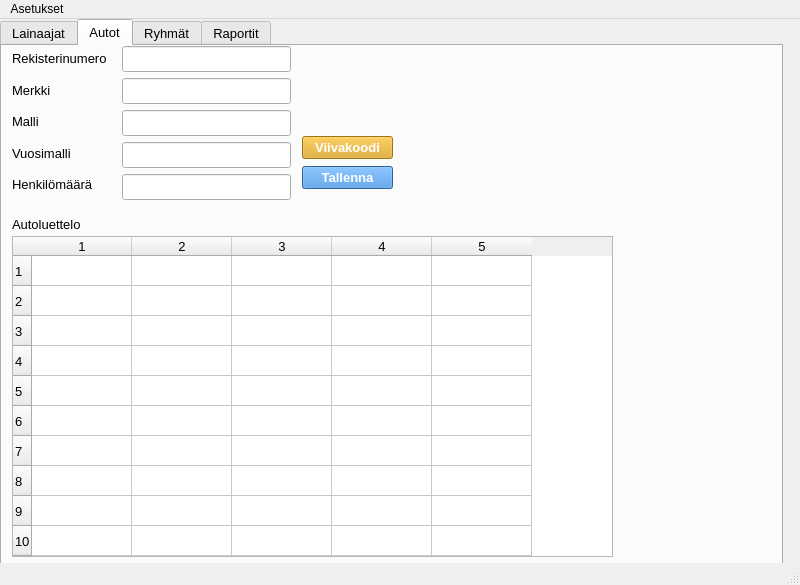
Qt form administrative.ui (Sadiqa-Khawari/Autolainaus) before a commit.
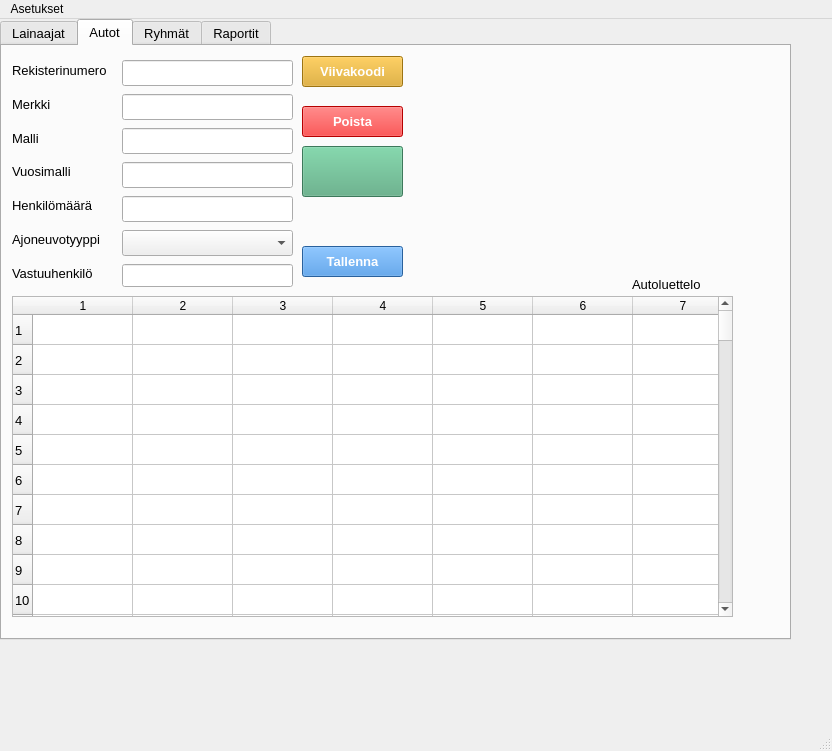
The same form after that commit. The open tabs and pages were chosen to show the change. Icons and pictures are not drawn.

Diff of the .ui file:
```diff
--- a/administrative.ui
+++ b/administrative.ui
@@ -6,8 +6,8 @@
    <rect>
     <x>0</x>
     <y>0</y>
-    <width>800</width>
-    <height>585</height>
+    <width>832</width>
+    <height>751</height>
    </rect>
   </property>
   <property name="windowTitle">
@@ -22,8 +22,8 @@
      <rect>
       <x>0</x>
       <y>0</y>
-      <width>783</width>
-      <height>551</height>
+      <width>791</width>
+      <height>621</height>
      </rect>
     </property>
     <property name="font">
@@ -278,9 +278,9 @@
       <property name="geometry">
        <rect>
         <x>10</x>
-        <y>0</y>
+        <y>10</y>
         <width>101</width>
-        <height>151</height>
+        <height>231</height>
        </rect>
       </property>
       <layout class="QVBoxLayout" name="vehicleLabelsVerticalLayout">
@@ -344,15 +344,29 @@
          </property>
         </widget>
        </item>
+       <item>
+        <widget class="QLabel" name="vehicleTypeLabel">
+         <property name="text">
+          <string>Ajoneuvotyyppi</string>
+         </property>
+        </widget>
+       </item>
+       <item>
+        <widget class="QLabel" name="vahicleOwnerLabel">
+         <property name="text">
+          <string>Vastuuhenkilö</string>
+         </property>
+        </widget>
+       </item>
       </layout>
      </widget>
      <widget class="QWidget" name="layoutWidget_2">
       <property name="geometry">
        <rect>
         <x>120</x>
-        <y>0</y>
-        <width>169</width>
-        <height>156</height>
+        <y>12</y>
+        <width>171</width>
+        <height>231</height>
        </rect>
       </property>
       <layout class="QVBoxLayout" name="vehicleInputsVerticalLayout">
@@ -363,6 +377,9 @@
            <pointsize>11</pointsize>
           </font>
          </property>
+         <property name="clearButtonEnabled">
+          <bool>true</bool>
+         </property>
         </widget>
        </item>
        <item>
@@ -372,6 +389,9 @@
            <pointsize>11</pointsize>
           </font>
          </property>
+         <property name="clearButtonEnabled">
+          <bool>true</bool>
+         </property>
         </widget>
        </item>
        <item>
@@ -381,6 +401,9 @@
            <pointsize>11</pointsize>
           </font>
          </property>
+         <property name="clearButtonEnabled">
+          <bool>true</bool>
+         </property>
         </widget>
        </item>
        <item>
@@ -390,6 +413,9 @@
            <pointsize>11</pointsize>
           </font>
          </property>
+         <property name="clearButtonEnabled">
+          <bool>true</bool>
+         </property>
         </widget>
        </item>
        <item>
@@ -399,6 +425,25 @@
            <pointsize>11</pointsize>
           </font>
          </property>
+         <property name="clearButtonEnabled">
+          <bool>true</bool>
+         </property>
+        </widget>
+       </item>
+       <item>
+        <widget class="QComboBox" name="vehicleTypeComboBox">
+         <property name="font">
+          <font>
+           <pointsize>11</pointsize>
+          </font>
+         </property>
+        </widget>
+       </item>
+       <item>
+        <widget class="QLineEdit" name="vehicleOwnerLineEdit">
+         <property name="clearButtonEnabled">
+          <bool>true</bool>
+         </property>
         </widget>
        </item>
       </layout>
@@ -407,9 +452,9 @@
       <property name="geometry">
        <rect>
         <x>300</x>
-        <y>120</y>
-        <width>91</width>
-        <height>23</height>
+        <y>200</y>
+        <width>101</width>
+        <height>31</height>
        </rect>
       </property>
       <property name="font">
@@ -433,9 +478,9 @@
       <property name="geometry">
        <rect>
         <x>300</x>
-        <y>90</y>
-        <width>91</width>
-        <height>23</height>
+        <y>10</y>
+        <width>101</width>
+        <height>31</height>
        </rect>
       </property>
       <property name="font">
@@ -459,19 +504,25 @@
       <property name="geometry">
        <rect>
         <x>10</x>
-        <y>190</y>
-        <width>601</width>
+        <y>250</y>
+        <width>721</width>
         <height>321</height>
        </rect>
       </property>
       <property name="cursor" stdset="0">
-       <cursorShape>ForbiddenCursor</cursorShape>
+       <cursorShape>ArrowCursor</cursorShape>
+      </property>
+      <property name="verticalScrollBarPolicy">
+       <enum>Qt::ScrollBarPolicy::ScrollBarAsNeeded</enum>
+      </property>
+      <property name="horizontalScrollBarPolicy">
+       <enum>Qt::ScrollBarPolicy::ScrollBarAlwaysOff</enum>
       </property>
       <property name="rowCount">
-       <number>10</number>
+       <number>99</number>
       </property>
       <property name="columnCount">
-       <number>5</number>
+       <number>8</number>
       </property>
       <row/>
       <row/>
@@ -483,6 +534,98 @@
       <row/>
       <row/>
       <row/>
+      <row/>
+      <row/>
+      <row/>
+      <row/>
+      <row/>
+      <row/>
+      <row/>
+      <row/>
+      <row/>
+      <row/>
+      <row/>
+      <row/>
+      <row/>
+      <row/>
+      <row/>
+      <row/>
+      <row/>
+      <row/>
+      <row/>
+      <row/>
+      <row/>
+      <row/>
+      <row/>
+      <row/>
+      <row/>
+      <row/>
+      <row/>
+      <row/>
+      <row/>
+      <row/>
+      <row/>
+      <row/>
+      <row/>
+      <row/>
+      <row/>
+      <row/>
+      <row/>
+      <row/>
+      <row/>
+      <row/>
+      <row/>
+      <row/>
+      <row/>
+      <row/>
+      <row/>
+      <row/>
+      <row/>
+      <row/>
+      <row/>
+      <row/>
+      <row/>
+      <row/>
+      <row/>
+      <row/>
+      <row/>
+      <row/>
+      <row/>
+      <row/>
+      <row/>
+      <row/>
+      <row/>
+      <row/>
+      <row/>
+      <row/>
+      <row/>
+      <row/>
+      <row/>
+      <row/>
+      <row/>
+      <row/>
+      <row/>
+      <row/>
+      <row/>
+      <row/>
+      <row/>
+      <row/>
+      <row/>
+      <row/>
+      <row/>
+      <row/>
+      <row/>
+      <row/>
+      <row/>
+      <row/>
+      <row/>
+      <row/>
+      <row/>
+      <row/>
+      <row/>
+      <column/>
+      <column/>
+      <column/>
       <column/>
       <column/>
       <column/>
@@ -492,8 +635,8 @@
      <widget class="QLabel" name="vehicleListLabel">
       <property name="geometry">
        <rect>
-        <x>10</x>
-        <y>170</y>
+        <x>630</x>
+        <y>230</y>
         <width>101</width>
         <height>16</height>
        </rect>
@@ -502,6 +645,85 @@
        <string>Autoluettelo</string>
       </property>
      </widget>
+     <widget class="QPushButton" name="openPicturePushButton">
+      <property name="geometry">
+       <rect>
+        <x>300</x>
+        <y>100</y>
+        <width>101</width>
+        <height>51</height>
+       </rect>
+      </property>
+      <property name="cursor">
+       <cursorShape>PointingHandCursor</cursorShape>
+      </property>
+      <property name="styleSheet">
+       <string notr="true">background-color: rgb(85, 170, 127);</string>
+      </property>
+      <property name="text">
+       <string> </string>
+      </property>
+      <property name="icon">
+       <iconset theme="camera-photo"/>
+      </property>
+      <property name="iconSize">
+       <size>
+        <width>24</width>
+        <height>24</height>
+       </size>
+      </property>
+     </widget>
+     <widget class="QLabel" name="vehiclePictureLabel">
+      <property name="geometry">
+       <rect>
+        <x>440</x>
+        <y>20</y>
+        <width>271</width>
+        <height>201</height>
+       </rect>
+      </property>
+      <property name="frameShape">
+       <enum>QFrame::Shape::NoFrame</enum>
+      </property>
+      <property name="frameShadow">
+       <enum>QFrame::Shadow::Plain</enum>
+      </property>
+      <property name="text">
+       <string/>
+      </property>
+      <property name="pixmap">
+       <pixmap>uiPictures/noPicture.png</pixmap>
+      </property>
+      <property name="scaledContents">
+       <bool>true</bool>
+      </property>
+     </widget>
+     <widget class="QPushButton" name="removeVehiclePushButton">
+      <property name="geometry">
+       <rect>
+        <x>300</x>
+        <y>60</y>
+        <width>101</width>
+        <height>31</height>
+       </rect>
+      </property>
+      <property name="font">
+       <font>
+        <pointsize>10</pointsize>
+        <bold>true</bold>
+       </font>
+      </property>
+      <property name="cursor">
+       <cursorShape>ArrowCursor</cursorShape>
+      </property>
+      <property name="styleSheet">
+       <string notr="true">background-color: rgb(255, 0, 0);
+color: rgb(255, 255, 255);</string>
+      </property>
+      <property name="text">
+       <string>Poista</string>
+      </property>
+     </widget>
     </widget>
     <widget class="QWidget" name="groupsTab">
      <attribute name="title">
@@ -863,7 +1085,7 @@
     <rect>
      <x>0</x>
      <y>0</y>
-     <width>800</width>
+     <width>832</width>
      <height>33</height>
     </rect>
    </property>
```
Left out of the diff: 9 changed lines with no effect on the pictures.
